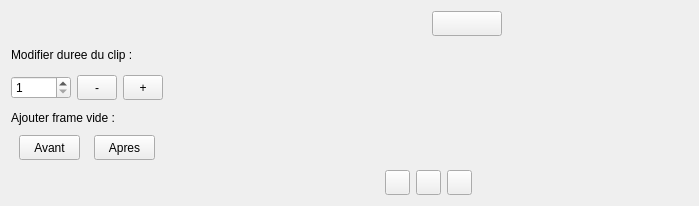
First picture: the form in src/tweedy/gui/timeline/TimeLineUi.ui, repository stopmotionimac/tweedy, before the edit.
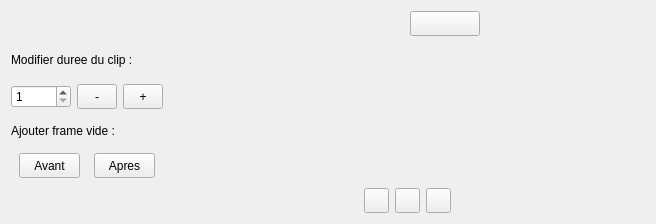
Second picture: the form after the edit.

```diff
--- a/src/tweedy/gui/timeline/TimeLineUi.ui
+++ b/src/tweedy/gui/timeline/TimeLineUi.ui
@@ -6,10 +6,22 @@
    <rect>
     <x>0</x>
     <y>0</y>
-    <width>699</width>
+    <width>656</width>
     <height>206</height>
    </rect>
   </property>
+  <property name="maximumSize">
+   <size>
+    <width>16777215</width>
+    <height>237</height>
+   </size>
+  </property>
+  <property name="baseSize">
+   <size>
+    <width>10000</width>
+    <height>237</height>
+   </size>
+  </property>
   <property name="windowTitle">
    <string>Timeline</string>
   </property>
@@ -242,7 +254,13 @@
        <property name="minimumSize">
         <size>
          <width>100</width>
-         <height>120</height>
+         <height>140</height>
+        </size>
+       </property>
+       <property name="baseSize">
+        <size>
+         <width>10000</width>
+         <height>150</height>
         </size>
        </property>
       </widget>
```
